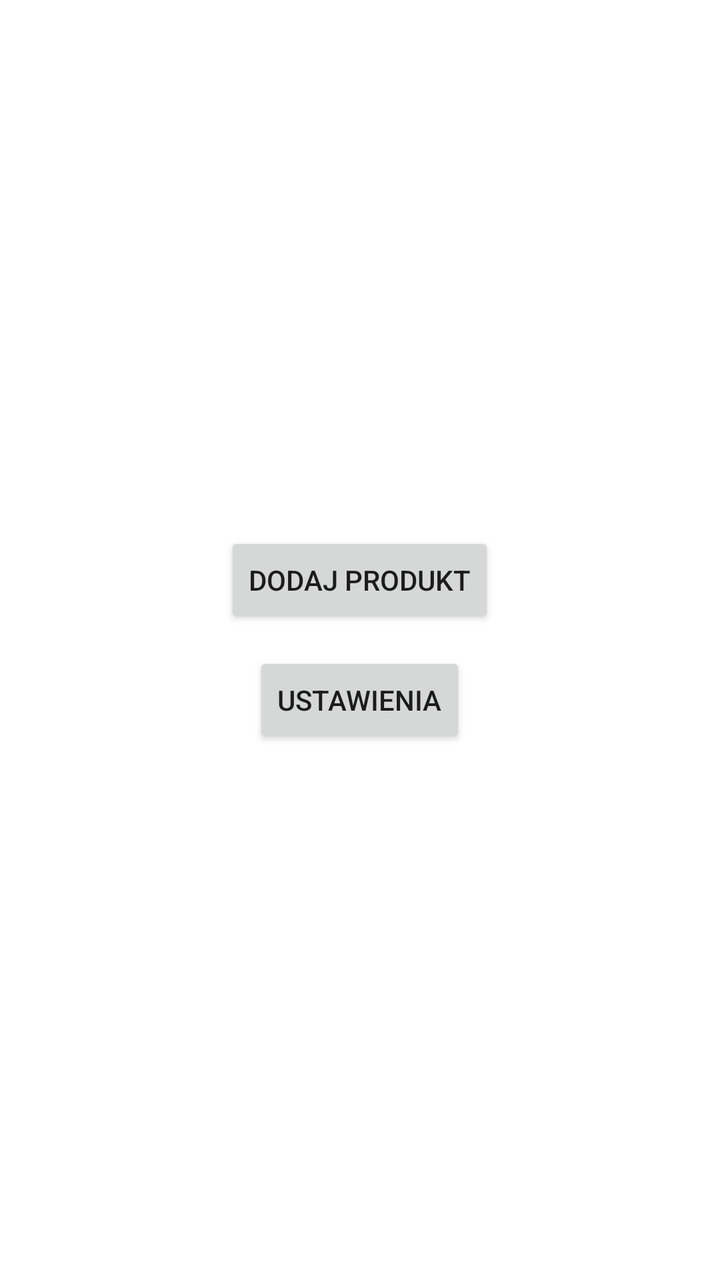
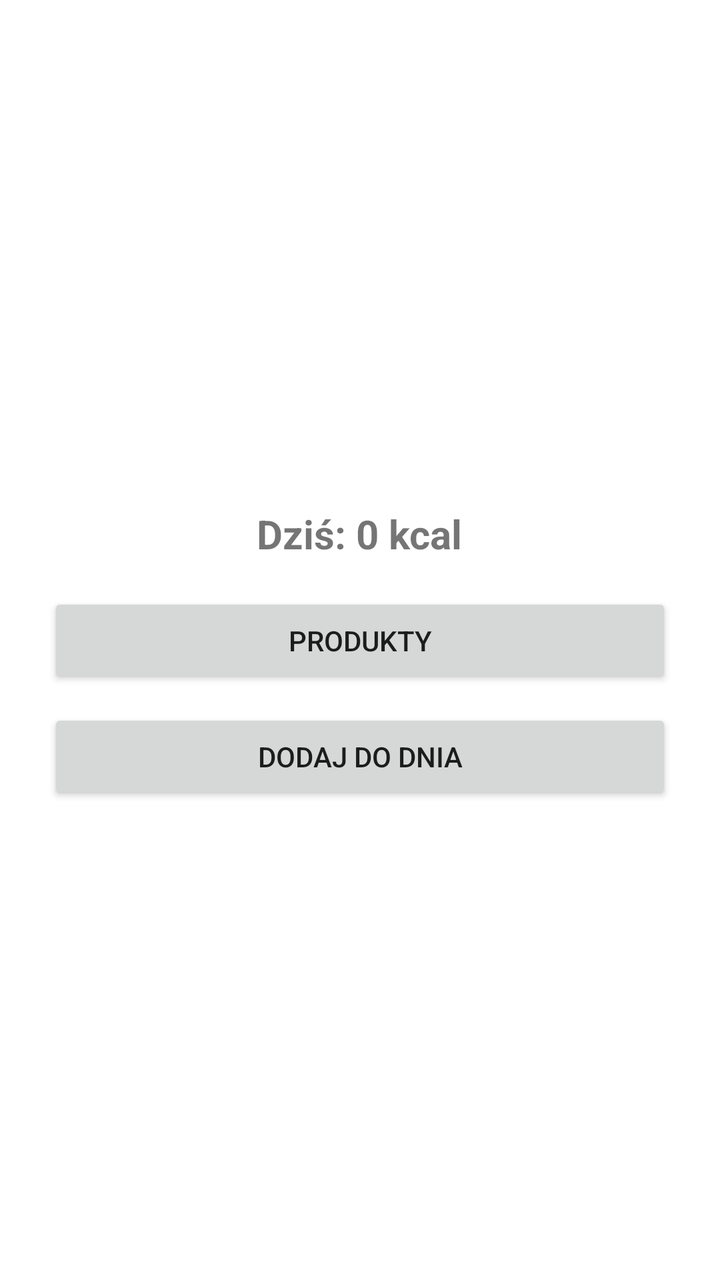

The first picture is an Android layout as it rendered before a commit; the second is the same layout after the commit. The layout source and the unified diff follow.
<!-- AndroidManifest.xml: application theme Theme.Kcaloryfer -->
<!-- res/layout/activity_main.xml -->
<?xml version="1.0" encoding="utf-8"?>
<LinearLayout
    xmlns:android="http://schemas.android.com/apk/res/android"
    android:layout_width="match_parent"
    android:layout_height="match_parent"
    android:orientation="vertical"
    android:gravity="center"
    android:padding="24dp">


    <Button
        android:id="@+id/addProductButton"
        android:layout_width="wrap_content"
        android:layout_height="wrap_content"
        android:text="Dodaj produkt"
        android:layout_marginBottom="12dp"/>

    <Button
        android:id="@+id/settingsButton"
        android:layout_width="wrap_content"
        android:layout_height="wrap_content"
        android:text="Ustawienia"/>

</LinearLayout>
<!-- resources referenced by this layout -->
<resources>
  <style name="Theme.Kcaloryfer" parent="Theme.MaterialComponents.DayNight.DarkActionBar">
          
          <item name="colorPrimary">@color/purple_500</item>
          <item name="colorPrimaryVariant">@color/purple_700</item>
          <item name="colorOnPrimary">@color/white</item>
          
          <item name="colorSecondary">@color/teal_200</item>
          <item name="colorSecondaryVariant">@color/teal_700</item>
          <item name="colorOnSecondary">@color/black</item>
          
          <item name="android:statusBarColor">?attr/colorPrimaryVariant</item>
          
      </style>
  <color name="purple_500">#FF6200EE</color>
  <color name="purple_700">#FF3700B3</color>
  <color name="white">#FFFFFFFF</color>
  <color name="teal_200">#FF03DAC5</color>
  <color name="teal_700">#FF018786</color>
  <color name="black">#FF000000</color>
</resources>

<!-- the commit's change to res/layout/activity_main.xml (unified diff, before → after) -->
@@ -1,24 +1,30 @@
-<?xml version="1.0" encoding="utf-8"?>
-<LinearLayout
-    xmlns:android="http://schemas.android.com/apk/res/android"
+<LinearLayout xmlns:android="http://schemas.android.com/apk/res/android"
     android:layout_width="match_parent"
     android:layout_height="match_parent"
     android:orientation="vertical"
     android:gravity="center"
     android:padding="24dp">
 
+    <TextView
+        android:id="@+id/summaryText"
+        android:layout_width="wrap_content"
+        android:layout_height="wrap_content"
+        android:text="Dziś: 0 kcal"
+        android:textSize="20sp"
+        android:textStyle="bold"
+        android:padding="16dp"/>
+
+    <Button
+        android:id="@+id/settingsButton"
+        android:layout_width="match_parent"
+        android:layout_height="wrap_content"
+        android:text="Produkty"/>
 
     <Button
         android:id="@+id/addProductButton"
-        android:layout_width="wrap_content"
+        android:layout_width="match_parent"
         android:layout_height="wrap_content"
-        android:text="Dodaj produkt"
-        android:layout_marginBottom="12dp"/>
-
-    <Button
-        android:id="@+id/settingsButton"
-        android:layout_width="wrap_content"
-        android:layout_height="wrap_content"
-        android:text="Ustawienia"/>
+        android:text="Dodaj do dnia"
+        android:layout_marginTop="10dp"/>
 
 </LinearLayout>
